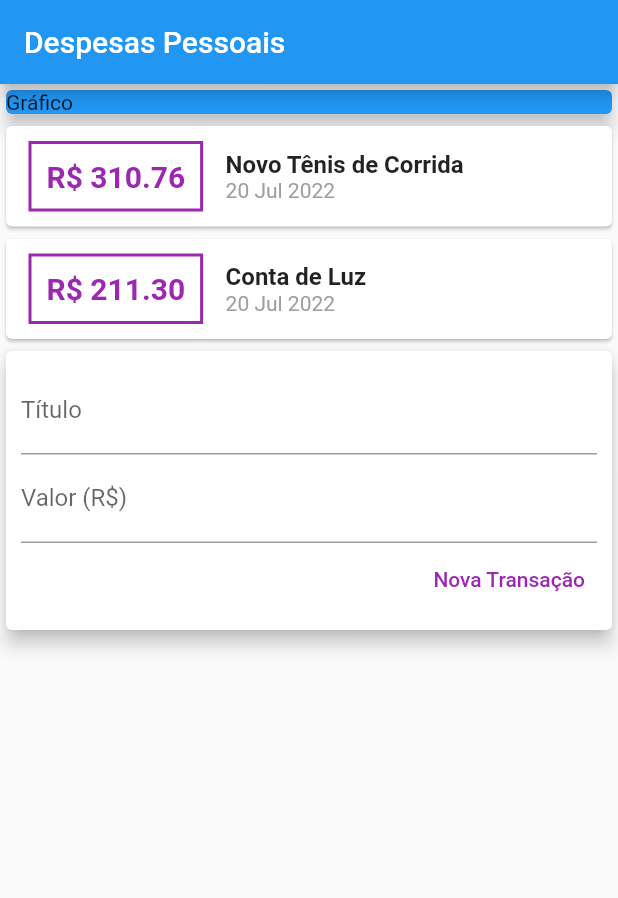
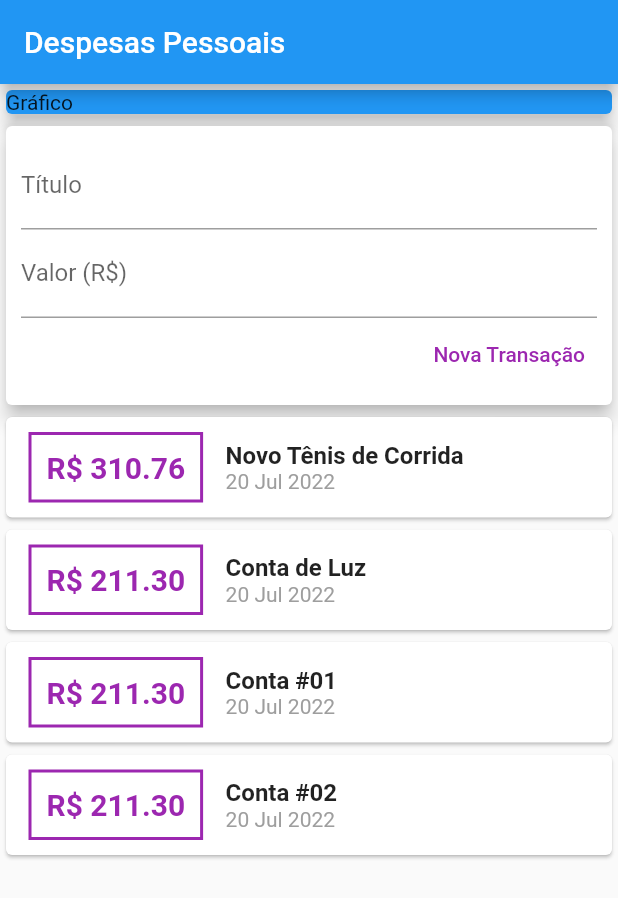
Before and after one commit to luwanhika/expenses, a Flutter app: the screen it shows after launch, on a phone screen of 412 x 824 dp. Shown: the top 898 px of the screen. Run offline on Flutter 3.47's test engine with Material 2 defaults, Android fonts, the phone set to English and light mode, and no system bars.

Commit message:
mudando uma lista de coluna para listview

```diff
--- a/lib/components/transaction_list.dart
+++ b/lib/components/transaction_list.dart
@@ -5,15 +5,16 @@ import 'package:intl/intl.dart';
 class TransactionList extends StatelessWidget {
   final List<Transaction> transactions;
 
-  const TransactionList(
-    this.transactions,
-    {Key? key}
-  ) : super(key: key);
+  const TransactionList(this.transactions, {Key? key}) : super(key: key);
 
   @override
   Widget build(BuildContext context) {
-    return Column(
-      children: transactions.map((tr) {
+    return SizedBox(
+      height: 300,
+      child: ListView.builder(
+        itemCount: transactions.length,
+        itemBuilder: (ctx, index) {
+          final tr = transactions[index];
           return Card(
             child: Row(
               children: [
@@ -58,7 +59,8 @@ class TransactionList extends StatelessWidget {
               ],
             ),
           );
-      }).toList(),
+        },
+      ),
     );
   }
 }
--- a/lib/components/transaction_user.dart
+++ b/lib/components/transaction_user.dart
@@ -26,7 +26,31 @@ class _TransactionUserState extends State<TransactionUser> {
       title: 'Conta de Luz',
       value: 211.30,
       date: DateTime.now(),
-    )
+    ),
+    Transaction(
+      id: 't20',
+      title: 'Conta #01',
+      value: 211.30,
+      date: DateTime.now(),
+    ),
+    Transaction(
+      id: 't3',
+      title: 'Conta #02',
+      value: 211.30,
+      date: DateTime.now(),
+    ),
+    Transaction(
+      id: 't4',
+      title: 'Conta #03',
+      value: 211.30,
+      date: DateTime.now(),
+    ),
+    Transaction(
+      id: 't5',
+      title: 'Conta #04',
+      value: 211.30,
+      date: DateTime.now(),
+    ),
   ];
 
   _addTransaction(String title, double value) {
@@ -42,13 +66,12 @@ class _TransactionUserState extends State<TransactionUser> {
     });
   }
 
-
   @override
   Widget build(BuildContext context) {
     return Column(
       children: [
+        TransacionForm(_addTransaction),
         TransactionList(_transactions),
-        TransacionForm(_addTransaction),
       ],
     );
   }
--- a/lib/main.dart
+++ b/lib/main.dart
@@ -16,7 +16,6 @@ class ExpensesApp extends StatelessWidget {
 }
 
 class MyHomePage extends StatelessWidget {
-
   const MyHomePage({Key? key}) : super(key: key);
 
   @override
@@ -25,7 +24,8 @@ class MyHomePage extends StatelessWidget {
       appBar: AppBar(
         title: const Text('Despesas Pessoais'),
       ),
-      body: Column(
+      body: SingleChildScrollView(
+        child: Column(
           crossAxisAlignment: CrossAxisAlignment.stretch,
           children: const [
             SizedBox(
@@ -39,6 +39,7 @@ class MyHomePage extends StatelessWidget {
             TransactionUser(),
           ],
         ),
+      ),
     );
   }
 }
```
Lines whose indentation alone changed are shown as unchanged.
